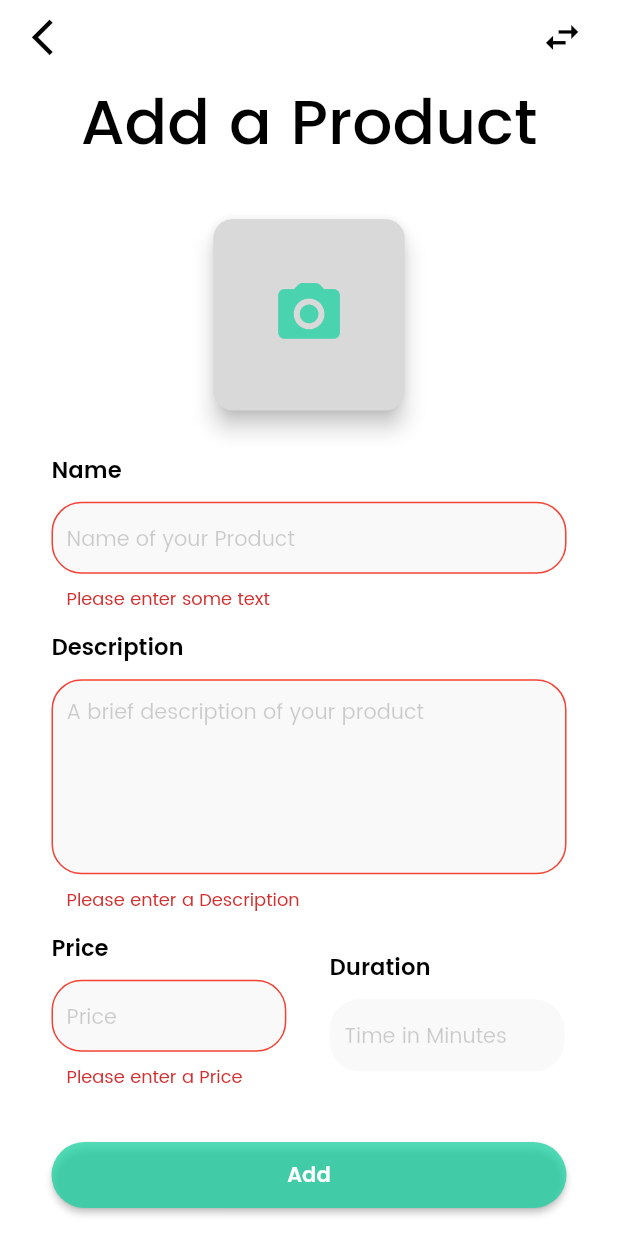
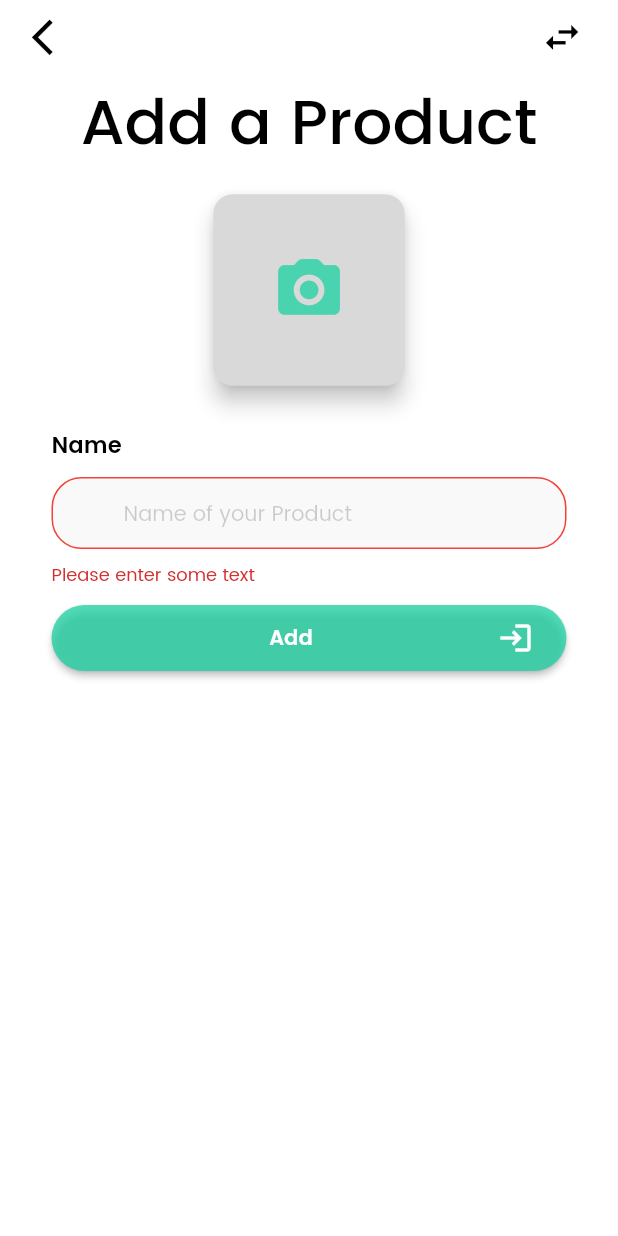
Before and after one commit to aswad546/BaltiApp, a Flutter app: the AddProduct screen opened directly, after a tap on "Add", on a phone screen of 412 x 824 dp. Run offline on Flutter 3.47's test engine with Material 2 defaults, Android fonts, the phone set to English and light mode, and no system bars; our stand-ins replace geocoding, geolocator, google_maps_flutter, image_picker.

Commit message:
Merge conflicts resolved

```diff
--- a/lib/main.dart
+++ b/lib/main.dart
@@ -1,4 +1,3 @@
-import 'package:balti_app/providers/location_provider.dart';
 import 'package:flutter/material.dart';
 import 'package:provider/provider.dart';
 
@@ -7,6 +6,7 @@ import 'pages/user/map_screen.dart';
 import 'pages/user/user_dash_screen.dart';
 import 'providers/auth_provider.dart';
 import 'providers/business_provider.dart';
+import 'providers/location_provider.dart';
 import 'providers/product_provider.dart';
 
 void main() {
@@ -83,7 +83,7 @@ class MyApp extends StatelessWidget {
           routes: {
             '/': (ctx) => const UserDashScreen(),
             SignUpScreen.routeName: (ctx) => const SignUpScreen(),
-            MapScreen.routeName: (ctx) => const MapScreen(),
+            MapScreen.routeName: (context) => const MapScreen()
           },
         );
       }),
--- a/lib/pages/seller/add_business.dart
+++ b/lib/pages/seller/add_business.dart
@@ -7,9 +7,9 @@ import 'package:flutter/material.dart';
 import 'package:provider/provider.dart';
 import 'package:image_picker/image_picker.dart';
 
+import '../../providers/business_provider.dart';
 import '../../widgets/auth_form_field.dart';
 import '../../widgets/custom_icon_button.dart';
-import '../../providers/BusinessProvider.dart';
 import 'product_list.dart';
 
 class AddBusiness extends StatefulWidget {
--- a/lib/pages/seller/add_product.dart
+++ b/lib/pages/seller/add_product.dart
@@ -1,7 +1,5 @@
 import 'dart:io';
 
-import 'package:balti_app/models/product.dart';
-import 'package:balti_app/pages/seller/product_list.dart';
 import 'package:flutter/src/foundation/key.dart';
 import 'package:flutter/src/widgets/framework.dart';
 
@@ -10,10 +8,7 @@ import 'package:provider/provider.dart';
 import 'package:image_picker/image_picker.dart';
 
 import '../../widgets/auth_form_field.dart';
-import '../../widgets/small_form_field.dart';
 import '../../widgets/custom_icon_button.dart';
-import '../../providers/BusinessProvider.dart';
-import '../../providers/ProductProvider.dart';
 
 class AddProduct extends StatefulWidget {
   const AddProduct({Key? key}) : super(key: key);
@@ -40,6 +35,8 @@ class _AddProductState extends State<AddProduct> {
     );
     if (pickedFile != null) {
       setState(() {
+        print("*********************");
+        print(pickedFile.path);
         imageFile = File(pickedFile.path);
       });
     }
@@ -109,7 +106,7 @@ class _AddProductState extends State<AddProduct> {
                   children: [
                     Container(
                       margin: EdgeInsets.only(
-                        top: mediaQuery.size.height * 0.02 * 2,
+                        top: mediaQuery.size.height * 0.02,
                         bottom: mediaQuery.size.height * 0.02,
                       ),
                       width: mediaQuery.size.height * 0.155,
@@ -145,47 +142,12 @@ class _AddProductState extends State<AddProduct> {
                     SizedBox(
                       height: mediaQuery.size.height * 0.01379,
                     ),
-                    AuthFormField(
-                      hintText: "A brief description of your product",
-                      formFieldKey: const ValueKey('Description'),
-                      fieldLabel: 'Description',
-                      fieldController: descriptionController,
-                      minLines: 5,
-                      maxLines: 10,
-                    ),
-                    SizedBox(
-                      height: mediaQuery.size.height * 0.01379,
-                    ),
-                    Row(
-                      children: [
-                        SmallFormField(
-                            hintText: "Price",
-                            fieldController: priceController,
-                            formFieldKey: const ValueKey('Price'),
-                            fieldLabel: "Price"),
-                        SizedBox(
-                          width: mediaQuery.size.width * 0.07,
-                        ),
-                        SmallFormField(
-                            hintText: "Time in Minutes",
-                            fieldController: durationController,
-                            formFieldKey: const ValueKey('Duration'),
-                            fieldLabel: "Duration"),
-                      ],
-                    ),
-                    SizedBox(
-                      height: mediaQuery.size.height * 3 * 0.01379,
-                    ),
                     CustomIconButton(
                       color: const Color.fromARGB(193, 27, 209, 161),
+                      icon: Icons.login,
                       buttonLabel: "Add",
                       onPressHandler: () async {
-                        if (_formKey.currentState!.validate()) {
-                          // await Provider.of<Products>(context, listen: false)
-                          //     .addProduct();
-                          // Navigator.pop(context);
-                          print(".................");
-                        }
+                        if (_formKey.currentState!.validate()) {}
                       },
                     ),
                   ],
--- a/lib/pages/seller/business_list.dart
+++ b/lib/pages/seller/business_list.dart
@@ -5,8 +5,8 @@ import 'package:balti_app/pages/seller/product_list.dart';
 import 'package:flutter/material.dart';
 import 'package:provider/provider.dart';
 
-import '../../providers/BusinessProvider.dart';
 import '../../models/business.dart';
+import '../../providers/business_provider.dart';
 
 class BusinessList extends StatefulWidget {
   const BusinessList({Key? key}) : super(key: key);
--- a/lib/pages/seller/product_list.dart
+++ b/lib/pages/seller/product_list.dart
@@ -6,8 +6,7 @@ import 'package:flutter/material.dart';
 import 'package:provider/provider.dart';
 import '../../models/business.dart';
 import '../../models/product.dart';
-import '../../providers/BusinessProvider.dart';
-import '../../providers/ProductProvider.dart';
+import '../../providers/product_provider.dart';
 import '../../utils/size_config.dart';
 import '../../widgets/product_card.dart';
 
--- a/lib/widgets/DashScreensContent/business_detail.dart
+++ b/lib/widgets/DashScreensContent/business_detail.dart
@@ -6,8 +6,8 @@ import '../../../widgets/product_card.dart';
 import '../../../widgets/restaurant_cart.dart';
 import '../../models/business.dart';
 import '../../models/product.dart';
-import '../../providers/BusinessProvider.dart';
-import '../../providers/ProductProvider.dart';
+import '../../providers/business_provider.dart';
+import '../../providers/product_provider.dart';
 import '../../utils/size_config.dart';
 
 class BusinessDetail extends StatefulWidget {
--- a/lib/widgets/auth_form_field.dart
+++ b/lib/widgets/auth_form_field.dart
@@ -8,8 +8,6 @@ class AuthFormField extends StatefulWidget {
   final TextEditingController fieldController;
   final String? hintText;
   final TextEditingController? confirmPasswordController;
-  final int? minLines;
-  final int? maxLines;
 
   const AuthFormField({
     Key? key,
@@ -20,8 +18,6 @@ class AuthFormField extends StatefulWidget {
     required this.fieldLabel,
     this.confirmPasswordController,
     this.hintText,
-    this.minLines,
-    this.maxLines,
   }) : super(key: key);
 
   @override
@@ -70,12 +66,6 @@ class _AuthFormFieldState extends State<AuthFormField> {
       } else {
         return null;
       }
-    } else if (widget.fieldLabel == "Description") {
-      if (value == null || value.isEmpty) {
-        return 'Please enter a Description';
-      } else {
-        return null;
-      }
     } else if (widget.fieldLabel == "NTN (optional)") {
       // if (!ntnValid.hasMatch(value)) {
       //   return 'Please enter phone number in correct format';
@@ -100,8 +90,6 @@ class _AuthFormFieldState extends State<AuthFormField> {
           height: 10,
         ),
         TextFormField(
-          minLines: widget.obscureText ? 1 : widget.minLines,
-          maxLines: widget.obscureText ? 1 : widget.maxLines,
           key: widget.formFieldKey,
           obscureText: widget.obscureText,
           style: const TextStyle(
@@ -124,8 +112,7 @@ class _AuthFormFieldState extends State<AuthFormField> {
             hintStyle: const TextStyle(
                 fontSize: 14, color: Color.fromARGB(48, 0, 0, 0)),
             contentPadding: const EdgeInsets.symmetric(
-              vertical: 10.0,
-              horizontal: 10
+              vertical: 0.0,
             ),
             focusedBorder: OutlineInputBorder(
               borderSide: const BorderSide(
@@ -133,7 +120,7 @@ class _AuthFormFieldState extends State<AuthFormField> {
               ),
               borderRadius: BorderRadius.circular(20),
             ),
-            prefixIcon: widget.fieldIcon==null ? null:Align(
+            prefixIcon: Align(
               widthFactor: 1,
               heightFactor: 1.0,
               child: widget.fieldIcon,
```
Also changed, not shown: lib/widgets/small_form_field.dart (line endings or trailing spaces), pubspec.lock.
